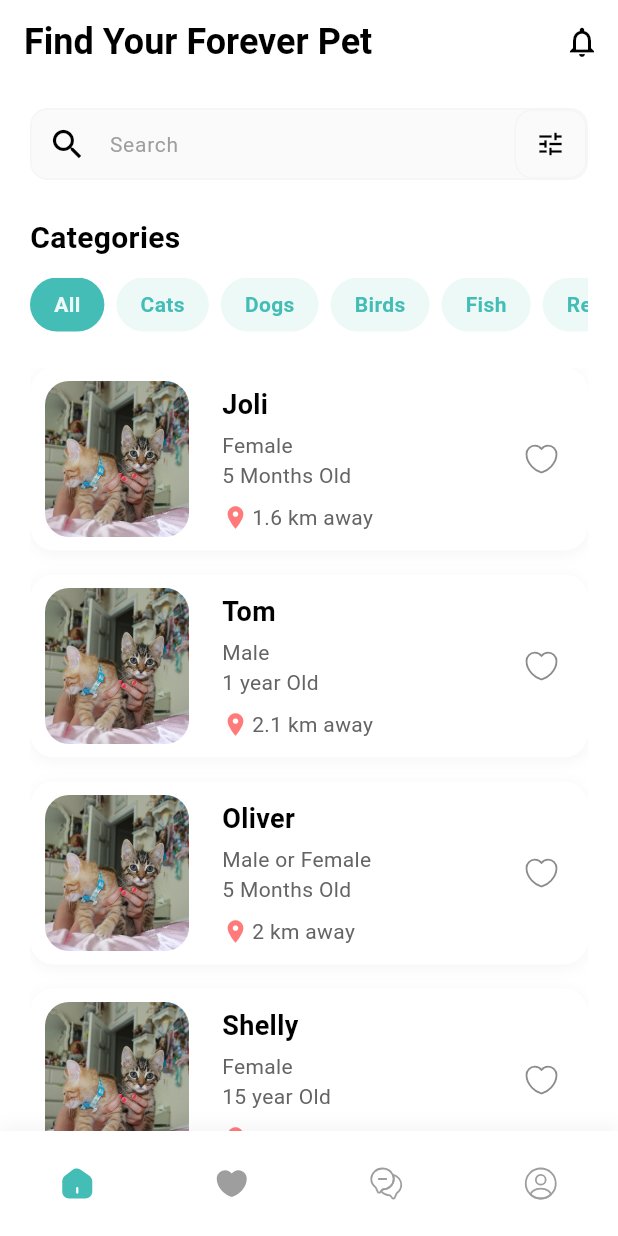
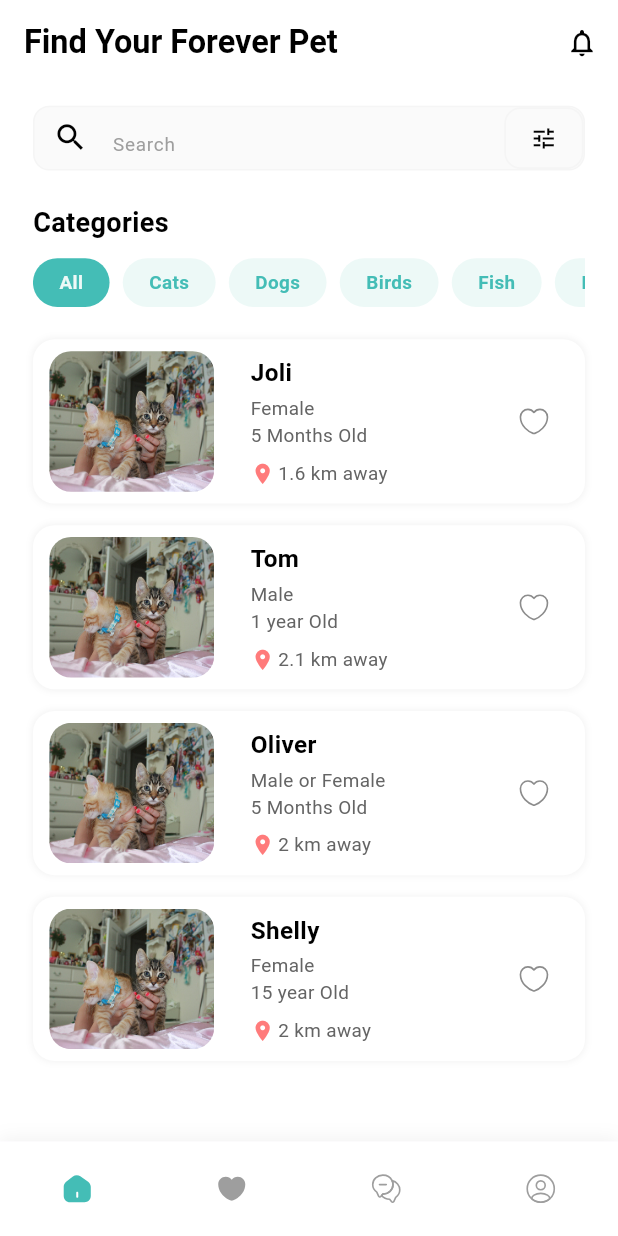
Before and after one commit to osamamohamedr1/pet-finder-task, a Flutter app: the screen it shows after launch, on a phone screen of 412 x 824 dp. Run offline on Flutter 3.47's test engine with Material 3 defaults, Android fonts, the phone set to English and light mode, and no system bars; our stand-ins replace dio, flutter_screenutil, flutter_svg, pretty_dio_logger; Roboto replaces fonts that are missing (SF Pro Display).

```diff
--- a/lib/core/helpers/spacing.dart
+++ b/lib/core/helpers/spacing.dart
@@ -1,4 +1,5 @@
 import 'package:flutter/material.dart';
+import 'package:flutter_screenutil/flutter_screenutil.dart';
 
-SizedBox verticalSpace(double height) => SizedBox(height: height);
-SizedBox horizontalSpace(double width) => SizedBox(width: width);
+SizedBox verticalSpace(double height) => SizedBox(height: height.h);
+SizedBox horizontalSpace(double width) => SizedBox(width: width.w);
--- a/lib/core/networking/api_constants.dart
+++ b/lib/core/networking/api_constants.dart
@@ -6,7 +6,8 @@ class ApiConstants {
   static const String baseUrl = 'https://api.thecatapi.com/v1';
 
   // API Key
-  static const String apiKey = 'ylX4blBYT9FaoVd6OhvR';
+  static const String apiKey =
+      'live_07Qxf52BAIsMhcM5RwL5h5rKljLedry8r1HU3Pji5elZT3ZV2m6oOiYFnftqEPOp';
 
   // Endpoints
   static const String breeds = '/breeds';
--- a/lib/core/networking/api_service.dart
+++ b/lib/core/networking/api_service.dart
@@ -1,4 +1,5 @@
 import 'package:dio/dio.dart';
+import 'package:pet_finder/core/networking/api_constants.dart';
 import 'package:pretty_dio_logger/pretty_dio_logger.dart';
 
 class ApiService {
@@ -6,8 +7,9 @@ class ApiService {
 
   ApiService(this.dio) {
     dio.options = BaseOptions(
-      baseUrl: 'http://54.198.235.195:8080/api/',
+      baseUrl: ApiConstants.baseUrl,
       headers: {
+        'x-api-key': ApiConstants.apiKey,
         'Content-Type': 'application/json',
         'Accept': 'application/json',
       },
--- a/lib/core/theme/text_styles.dart
+++ b/lib/core/theme/text_styles.dart
@@ -1,75 +1,76 @@
 import 'package:flutter/material.dart';
+import 'package:flutter_screenutil/flutter_screenutil.dart';
 import 'package:pet_finder/core/theme/colors_manager.dart';
 
 class TextStyles {
   TextStyles._();
 
   // App Title
-  static const TextStyle appTitle = TextStyle(
-    fontSize: 24,
+  static TextStyle appTitle = TextStyle(
+    fontSize: 24.sp,
     fontWeight: FontWeight.bold,
     color: ColorsManager.textPrimary,
   );
 
   // Pet Name
-  static const TextStyle petName = TextStyle(
-    fontSize: 18,
+  static TextStyle petName = TextStyle(
+    fontSize: 18.sp,
     fontWeight: FontWeight.bold,
     color: ColorsManager.textPrimary,
   );
 
   // Pet Info (Gender, Age)
-  static const TextStyle petInfo = TextStyle(
-    fontSize: 14,
+  static TextStyle petInfo = TextStyle(
+    fontSize: 14.sp,
     fontWeight: FontWeight.normal,
     color: ColorsManager.textSecondary,
   );
 
   // Distance
-  static const TextStyle distance = TextStyle(
-    fontSize: 12,
+  static TextStyle distance = TextStyle(
+    fontSize: 12.sp,
     fontWeight: FontWeight.w500,
     color: ColorsManager.distance,
   );
 
   // Category Text Selected
-  static const TextStyle categorySelected = TextStyle(
-    fontSize: 14,
+  static TextStyle categorySelected = TextStyle(
+    fontSize: 14.sp,
     fontWeight: FontWeight.w600,
     color: ColorsManager.categoryTextSelected,
   );
 
   // Category Text Unselected
-  static const TextStyle categoryUnselected = TextStyle(
-    fontSize: 14,
+  static TextStyle categoryUnselected = TextStyle(
+    fontSize: 14.sp,
     fontWeight: FontWeight.w600,
     color: ColorsManager.categoryTextUnselected,
   );
 
   // Search Hint
-  static const TextStyle searchHint = TextStyle(
-    fontSize: 14,
+  static TextStyle searchHint = TextStyle(
+    fontSize: 14.sp,
     fontWeight: FontWeight.w400,
     color: ColorsManager.textGrey,
   );
 
   // Section Title
-  static const TextStyle sectionTitle = TextStyle(
-    fontSize: 20,
+  static TextStyle sectionTitle = TextStyle(
+    fontSize: 20.sp,
     fontWeight: FontWeight.bold,
     color: ColorsManager.textPrimary,
   );
 
   // Body Text
-  static const TextStyle bodyText = TextStyle(
-    fontSize: 14,
+  static TextStyle bodyText = TextStyle(
+    fontSize: 14.sp,
     fontWeight: FontWeight.w400,
     color: ColorsManager.textSecondary,
   );
 
   // Caption
-  static const TextStyle caption = TextStyle(
-    fontSize: 12,
+  static TextStyle caption = TextStyle(
+    fontSize: 12.sp,
     fontWeight: FontWeight.w400,
     color: ColorsManager.textGrey,
   );
--- a/lib/features/bottom_bar/presentation/widgets/custom_bottom_nav_bar.dart
+++ b/lib/features/bottom_bar/presentation/widgets/custom_bottom_nav_bar.dart
@@ -1,4 +1,5 @@
 import 'package:flutter/material.dart';
+import 'package:flutter_screenutil/flutter_screenutil.dart';
 import 'package:flutter_svg/flutter_svg.dart';
 import 'package:pet_finder/core/theme/colors_manager.dart';
 
@@ -15,13 +16,13 @@ class CustomBottomNavBar extends StatelessWidget {
   @override
   Widget build(BuildContext context) {
     return Container(
-      height: 70,
+      height: 70.h,
       decoration: BoxDecoration(
         color: ColorsManager.white,
         boxShadow: [
           BoxShadow(
             color: Colors.black.withOpacity(0.05),
-            blurRadius: 10,
+            blurRadius: 10.r,
             offset: const Offset(0, -2),
           ),
         ],
@@ -63,11 +64,11 @@ class CustomBottomNavBar extends StatelessWidget {
       onTap: () => onTap(index),
       behavior: HitTestBehavior.opaque,
       child: Container(
-        padding: const EdgeInsets.symmetric(horizontal: 20, vertical: 12),
+        padding: EdgeInsets.symmetric(horizontal: 20.w, vertical: 12.h),
         child: SvgPicture.asset(
           iconPath,
-          width: 24,
-          height: 24,
+          width: 24.w,
+          height: 24.h,
           colorFilter: ColorFilter.mode(
             isActive ? ColorsManager.iconActive : ColorsManager.iconInactive,
             BlendMode.srcIn,
--- a/lib/features/pets/presentation/views/pets_view.dart
+++ b/lib/features/pets/presentation/views/pets_view.dart
@@ -1,4 +1,5 @@
 import 'package:flutter/material.dart';
+import 'package:flutter_screenutil/flutter_screenutil.dart';
 import 'package:pet_finder/core/helpers/assets.dart';
 import 'package:pet_finder/core/helpers/spacing.dart';
 import 'package:pet_finder/core/theme/colors_manager.dart';
@@ -75,21 +76,21 @@ class _PetsViewState extends State<PetsView> {
         backgroundColor: ColorsManager.white,
         elevation: 0,
         scrolledUnderElevation: 0,
-        title: const Text('Find Your Forever Pet', style: TextStyles.appTitle),
+        title: Text('Find Your Forever Pet', style: TextStyles.appTitle),
         actions: [
           IconButton(
             onPressed: () {},
-            icon: const Icon(
+            icon: Icon(
               Icons.notifications_none,
               color: ColorsManager.textPrimary,
-              size: 24,
+              size: 24.sp,
             ),
           ),
         ],
       ),
       body: SafeArea(
         child: Padding(
-          padding: const EdgeInsets.symmetric(horizontal: 20),
+          padding: EdgeInsets.symmetric(horizontal: 20.w),
           child: Column(
             crossAxisAlignment: CrossAxisAlignment.start,
             children: [
@@ -99,19 +100,19 @@ class _PetsViewState extends State<PetsView> {
 
               verticalSpace(24),
 
-              const Text('Categories', style: TextStyles.sectionTitle),
+              Text('Categories', style: TextStyles.sectionTitle),
 
               verticalSpace(12),
 
               SizedBox(
-                height: 36,
+                height: 36.h,
                 child: ListView.builder(
                   scrollDirection: Axis.horizontal,
                   itemCount: categories.length,
                   itemBuilder: (context, index) {
                     return Padding(
                       padding: EdgeInsets.only(
-                        right: index < categories.length - 1 ? 8 : 0,
+                        right: index < categories.length - 1 ? 8.w : 0,
                       ),
                       child: CategoryChip(
                         label: categories[index],
@@ -127,7 +128,7 @@ class _PetsViewState extends State<PetsView> {
                 ),
               ),
 
-              const SizedBox(height: 24),
+              SizedBox(height: 24.h),
 
               // Pets List
               Expanded(
--- a/lib/features/pets/presentation/views/widgets/category_chip.dart
+++ b/lib/features/pets/presentation/views/widgets/category_chip.dart
@@ -1,4 +1,5 @@
 import 'package:flutter/material.dart';
+import 'package:flutter_screenutil/flutter_screenutil.dart';
 import 'package:pet_finder/core/theme/colors_manager.dart';
 import 'package:pet_finder/core/theme/text_styles.dart';
 
@@ -19,12 +20,12 @@ class CategoryChip extends StatelessWidget {
     return GestureDetector(
       onTap: onTap,
       child: Container(
-        padding: const EdgeInsets.symmetric(horizontal: 16, vertical: 8),
+        padding: EdgeInsets.symmetric(horizontal: 16.w, vertical: 8.h),
         decoration: BoxDecoration(
           color: isSelected
               ? ColorsManager.categorySelected
               : ColorsManager.categoryUnselected,
-          borderRadius: BorderRadius.circular(20),
+          borderRadius: BorderRadius.circular(20.r),
         ),
         child: Text(
           label,
--- a/lib/features/pets/presentation/views/widgets/custom_search_bar.dart
+++ b/lib/features/pets/presentation/views/widgets/custom_search_bar.dart
@@ -1,4 +1,5 @@
 import 'package:flutter/material.dart';
+import 'package:flutter_screenutil/flutter_screenutil.dart';
 import 'package:pet_finder/core/theme/colors_manager.dart';
 import 'package:pet_finder/core/theme/text_styles.dart';
 
@@ -17,11 +18,11 @@ class CustomSearchBar extends StatelessWidget {
   @override
   Widget build(BuildContext context) {
     return Container(
-      height: 48,
+      height: 48.h,
       decoration: BoxDecoration(
         color: ColorsManager.background,
-        borderRadius: BorderRadius.circular(12),
-        border: Border.all(color: ColorsManager.borderLight, width: 1),
+        borderRadius: BorderRadius.circular(12.r),
+        border: Border.all(color: ColorsManager.borderLight, width: 1.w),
       ),
       child: TextField(
         controller: controller,
@@ -29,12 +30,12 @@ class CustomSearchBar extends StatelessWidget {
         decoration: InputDecoration(
           hintText: 'Search',
           hintStyle: TextStyles.searchHint,
-          prefixIcon: const Icon(Icons.search, color: Colors.black, size: 26),
+          prefixIcon: Icon(Icons.search, color: Colors.black, size: 26.sp),
           suffixIcon: FilterIcon(onFilterTap: onFilterTap),
           border: InputBorder.none,
-          contentPadding: const EdgeInsets.symmetric(
-            horizontal: 16,
-            vertical: 14,
+          contentPadding: EdgeInsets.symmetric(
+            horizontal: 16.w,
+            vertical: 14.h,
           ),
         ),
       ),
@@ -52,14 +53,14 @@ class FilterIcon extends StatelessWidget {
     return GestureDetector(
       onTap: onFilterTap,
       child: Container(
-        width: 48,
-        height: 48,
+        width: 48.w,
+        height: 48.h,
         decoration: BoxDecoration(
           color: ColorsManager.background,
-          borderRadius: BorderRadius.circular(12),
-          border: Border.all(color: ColorsManager.borderLight, width: 1),
+          borderRadius: BorderRadius.circular(12.r),
+          border: Border.all(color: ColorsManager.borderLight, width: 1.w),
         ),
-        child: const Icon(Icons.tune, color: Colors.black, size: 20),
+        child: Icon(Icons.tune, color: Colors.black, size: 20.sp),
       ),
     );
   }
--- a/lib/features/pets/presentation/views/widgets/pet_card.dart
+++ b/lib/features/pets/presentation/views/widgets/pet_card.dart
@@ -1,4 +1,5 @@
 import 'package:flutter/material.dart';
+import 'package:flutter_screenutil/flutter_screenutil.dart';
 import 'package:flutter_svg/svg.dart';
 import 'package:pet_finder/core/helpers/assets.dart';
 import 'package:pet_finder/core/helpers/spacing.dart';
@@ -32,36 +33,37 @@ class PetCard extends StatelessWidget {
     return GestureDetector(
       onTap: onCardTap,
       child: Container(
-        margin: const EdgeInsets.only(bottom: 16),
+        margin: EdgeInsets.only(bottom: 16.h),
         decoration: BoxDecoration(
           color: ColorsManager.cardBackground,
-          borderRadius: BorderRadius.circular(16),
+          borderRadius: BorderRadius.circular(16.r),
           boxShadow: [
             BoxShadow(
-              color: Colors.black.withValues(alpha: .04),
-              blurRadius: 8,
-              offset: const Offset(0, 2),
+              color: Colors.black.withValues(alpha: .05),
+              blurRadius: 4.r,
+              spreadRadius: .5.r,
+              offset: const Offset(0, 0),
             ),
           ],
         ),
         child: Row(
           children: [
             Container(
-              width: 116,
-              height: 116,
-              padding: const EdgeInsets.symmetric(horizontal: 10, vertical: 6),
+              width: 120.w,
+              height: 116.h,
+              padding: EdgeInsets.symmetric(horizontal: 10.w, vertical: 6.h),
 
               child: ClipRRect(
-                borderRadius: const BorderRadius.all(Radius.circular(16)),
+                borderRadius: BorderRadius.all(Radius.circular(16.r)),
                 child: Image.asset(imagePath, fit: BoxFit.cover),
               ),
             ),
 
             Expanded(
               child: Padding(
-                padding: const EdgeInsets.symmetric(
-                  horizontal: 12,
-                  vertical: 12,
+                padding: EdgeInsets.symmetric(
+                  horizontal: 12.w,
+                  vertical: 12.h,
                 ),
                 child: Column(
                   crossAxisAlignment: CrossAxisAlignment.start,
@@ -74,9 +76,9 @@ class PetCard extends StatelessWidget {
                     verticalSpace(8),
                     Row(
                       children: [
-                        const Icon(
+                        Icon(
                           Icons.location_on,
-                          size: 18,
+                          size: 18.sp,
                           color: ColorsManager.distance,
                         ),
                         horizontalSpace(2),
@@ -91,13 +93,13 @@ class PetCard extends StatelessWidget {
             Align(
               alignment: Alignment.topRight,
               child: Padding(
-                padding: const EdgeInsets.only(right: 16),
+                padding: EdgeInsets.only(right: 16.w),
                 child: GestureDetector(
                   onTap: onFavoriteTap,
                   child: SvgPicture.asset(
                     isFavorite ? Assets.svgsHeart2 : Assets.svgsHeart,
-                    width: 30,
-                    height: 24,
+                    width: 30.w,
+                    height: 24.h,
                   ),
                 ),
               ),
--- a/lib/main.dart
+++ b/lib/main.dart
@@ -1,8 +1,11 @@
 import 'package:flutter/material.dart';
+import 'package:flutter_screenutil/flutter_screenutil.dart';
 import 'package:pet_finder/core/routes/app_router.dart';
 import 'package:pet_finder/core/routes/routes.dart';
 
-void main() {
+void main() async {
+  WidgetsFlutterBinding.ensureInitialized();
+  await ScreenUtil.ensureScreenSize();
   runApp(const PetsFinder());
 }
 
@@ -11,6 +14,11 @@ class PetsFinder extends StatelessWidget {
 
   @override
   Widget build(BuildContext context) {
+    return ScreenUtilInit(
+      designSize: const Size(375, 914), // iPhone 11 Pro design size
+      minTextAdapt: true,
+      splitScreenMode: true,
+      builder: (context, child) {
         return MaterialApp(
           title: 'Pet Finder',
           theme: ThemeData(useMaterial3: true, fontFamily: 'SF Pro Display'),
@@ -18,5 +26,7 @@ class PetsFinder extends StatelessWidget {
           onGenerateRoute: AppRouter().generateRoute,
           debugShowCheckedModeBanner: false,
         );
+      },
+    );
   }
 }
--- a/pubspec.yaml
+++ b/pubspec.yaml
@@ -32,6 +32,7 @@ dependencies:
   dio: ^5.9.0
   flutter:
     sdk: flutter
+  flutter_screenutil: ^5.9.3
   flutter_svg: ^2.0.10+1
   pretty_dio_logger: ^1.4.0
 
```
Also changed, not shown: lib/features/pets/data/models/breeds_model/breeds_model.dart (added, +163 -0 lines), lib/features/pets/data/models/breeds_model/weight.dart (added, +13 -0 lines), lib/core/helpers/assets.dart (line endings or trailing spaces), pubspec.lock. Lines whose indentation alone changed are shown as unchanged.
